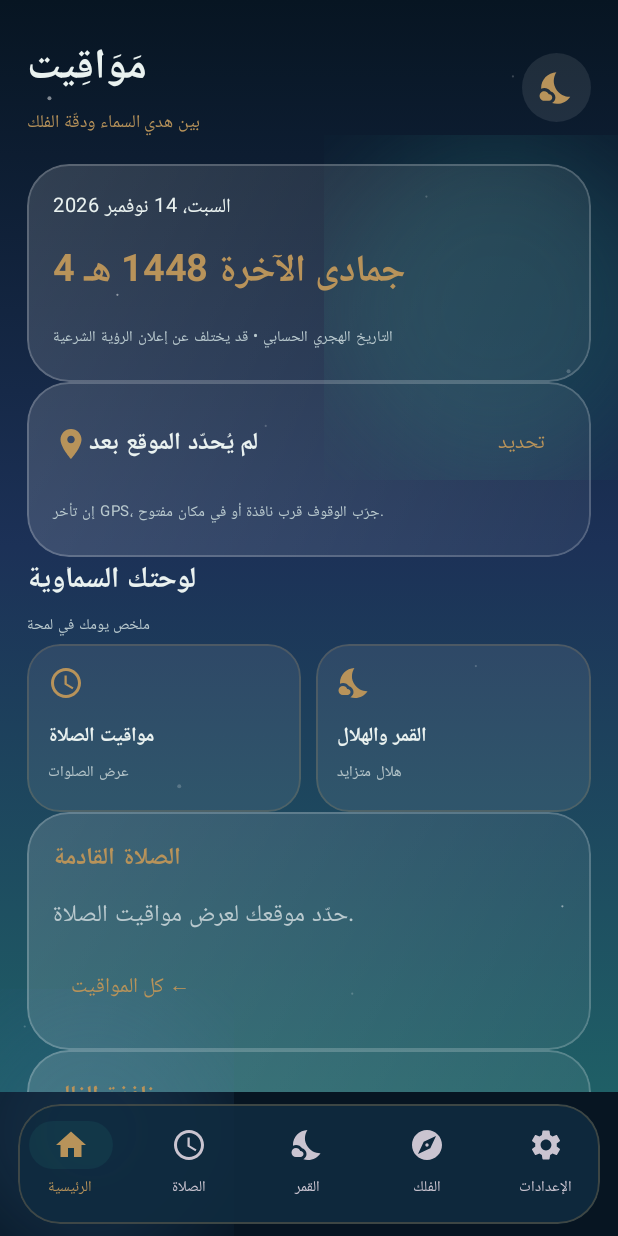
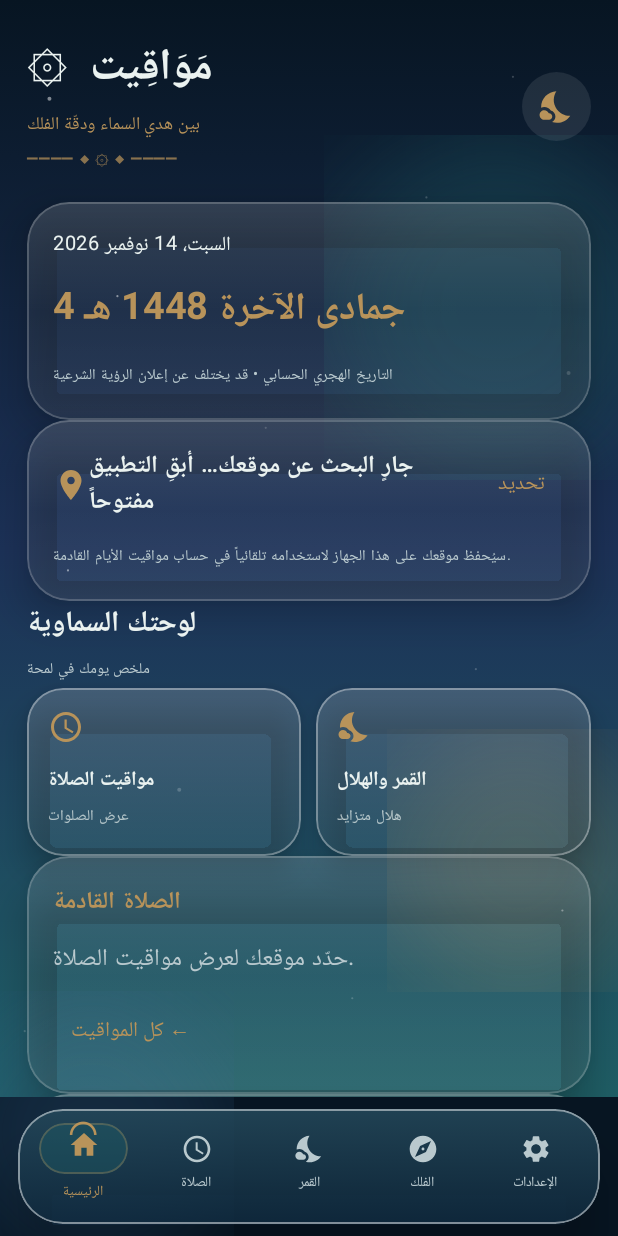
Before and after one commit to alwaldkbyr-wq/Kotlin-Android-Projects, an Android app built with Jetpack Compose: the screen it shows after launch (MainActivity), on a phone screen of 412 x 824 dp. Run offline under Robolectric (Android 15) with nearby library versions, the phone set to English and light mode, and no system bars.

Commit message:
Implement Liquid Glass styling and persistent first-run location

```diff
--- a/app/src/main/java/com/mawaqeet/app/MainActivity.kt
+++ b/app/src/main/java/com/mawaqeet/app/MainActivity.kt
@@ -7,6 +7,7 @@ import android.content.pm.PackageManager
 import android.location.Location
 import android.location.LocationListener
 import android.location.LocationManager
+import android.net.Uri
 import android.os.Bundle
 import android.os.Looper
 import android.provider.Settings
@@ -54,11 +55,13 @@ import androidx.compose.ui.Alignment
 import androidx.compose.ui.Modifier
 import androidx.compose.ui.draw.blur
 import androidx.compose.ui.draw.clip
+import androidx.compose.ui.draw.shadow
 import androidx.compose.ui.graphics.Brush
 import androidx.compose.ui.graphics.Color
 import androidx.compose.ui.graphics.vector.ImageVector
 import androidx.compose.ui.platform.LocalContext
 import androidx.compose.ui.text.font.FontWeight
+import androidx.compose.ui.text.font.FontFamily
 import androidx.compose.ui.text.style.TextAlign
 import androidx.compose.ui.unit.dp
 import androidx.compose.ui.unit.sp
@@ -97,19 +100,21 @@ private enum class AppTab(val label: String, val icon: ImageVector) {
 @Composable
 fun MawaqeetApp() {
     val context = LocalContext.current
-    var darkMode by remember { mutableStateOf(true) }
-    var motionEnabled by remember { mutableStateOf(true) }
+    val preferences = remember { context.getSharedPreferences("mawaqeet_preferences", Context.MODE_PRIVATE) }
+    var darkMode by remember { mutableStateOf(preferences.getBoolean("dark_mode", true)) }
+    var motionEnabled by remember { mutableStateOf(preferences.getBoolean("motion_enabled", true)) }
     var selectedTab by remember { mutableStateOf(AppTab.HOME) }
-    var latitude by remember { mutableStateOf<Double?>(null) }
-    var longitude by remember { mutableStateOf<Double?>(null) }
-    var locationMessage by remember { mutableStateOf("لم يُحدّد الموقع بعد") }
+    var latitude by remember { mutableStateOf(preferences.getString("latitude", null)?.toDoubleOrNull()) }
+    var longitude by remember { mutableStateOf(preferences.getString("longitude", null)?.toDoubleOrNull()) }
+    var locationMessage by remember { mutableStateOf(if (preferences.contains("latitude")) "تم حفظ موقعك على هذا الجهاز" else "سيُطلب إذن الموقع عند أول تشغيل فقط") }
     var locationListener by remember { mutableStateOf<LocationListener?>(null) }
     val manager = remember { context.getSystemService(Context.LOCATION_SERVICE) as LocationManager }
 
     fun acceptLocation(location: Location) {
         latitude = location.latitude
         longitude = location.longitude
-        locationMessage = "تم تحديد موقعك"
+        locationMessage = "تم حفظ موقعك على هذا الجهاز"
+        preferences.edit().putString("latitude", location.latitude.toString()).putString("longitude", location.longitude.toString()).putLong("location_saved_at", System.currentTimeMillis()).apply()
         locationListener?.let { manager.removeUpdates(it) }
         locationListener = null
     }
@@ -162,6 +167,17 @@ fun MawaqeetApp() {
         else locationMessage = "لم تمنح إذن الموقع. يمكنك تفعيله من إعدادات التطبيق."
     }
 
+    LaunchedEffect(Unit) {
+        if (latitude == null && !preferences.getBoolean("location_permission_prompted", false)) {
+            preferences.edit().putBoolean("location_permission_prompted", true).apply()
+            permission.launch(arrayOf(Manifest.permission.ACCESS_FINE_LOCATION, Manifest.permission.ACCESS_COARSE_LOCATION))
+        } else if (latitude == null &&
+            (ContextCompat.checkSelfPermission(context, Manifest.permission.ACCESS_FINE_LOCATION) == PackageManager.PERMISSION_GRANTED ||
+             ContextCompat.checkSelfPermission(context, Manifest.permission.ACCESS_COARSE_LOCATION) == PackageManager.PERMISSION_GRANTED)) {
+            locate()
+        }
+    }
+
     DisposableEffect(Unit) {
         onDispose { locationListener?.let { manager.removeUpdates(it) } }
     }
@@ -189,19 +205,37 @@ fun MawaqeetApp() {
         Scaffold(
             containerColor = background,
             bottomBar = {
-                NavigationBar(modifier = Modifier.padding(horizontal = 12.dp, vertical = 8.dp).clip(RoundedCornerShape(28.dp)).border(1.dp, Gold.copy(alpha = .28f), RoundedCornerShape(28.dp)), containerColor = if (darkMode) Color(0xDD102B40) else Color(0xEFFFFFFF), tonalElevation = 0.dp) {
+                Row(
+                    Modifier.fillMaxWidth().padding(horizontal = 12.dp, vertical = 8.dp)
+                        .shadow(if (motionEnabled) 18.dp else 0.dp, RoundedCornerShape(30.dp))
+                        .clip(RoundedCornerShape(30.dp))
+                        .background(Brush.verticalGradient(if (darkMode) listOf(Color(0xDD24485A), Color(0xCC102B40)) else listOf(Color(0xF7FFFFFF), Color(0xDDF5F0E6))))
+                        .border(1.dp, Color.White.copy(alpha = if (motionEnabled) .48f else .18f), RoundedCornerShape(30.dp))
+                        .padding(horizontal = 5.dp, vertical = 7.dp),
+                    horizontalArrangement = Arrangement.SpaceEvenly,
+                    verticalAlignment = Alignment.CenterVertically
+                ) {
                     AppTab.values().forEach { tab ->
-                        NavigationBarItem(
-                            selected = selectedTab == tab,
-                            onClick = { selectedTab = tab },
-                            icon = { Icon(tab.icon, contentDescription = tab.label) },
-                            label = { Text(tab.label, fontSize = 10.sp) },
-                            colors = NavigationBarItemDefaults.colors(
-                                selectedIconColor = accent,
-                                selectedTextColor = accent,
-                                indicatorColor = if (darkMode) Emerald.copy(alpha = .22f) else Emerald.copy(alpha = .12f)
-                            )
-                        )
+                        val selected = selectedTab == tab
+                        val pill by animateFloatAsState(if (selected) 1f else 0f, animationSpec = if (motionEnabled) spring(dampingRatio = .6f, stiffness = 320f) else tween(160), label = "nav-pill")
+                        val iconLift by animateFloatAsState(if (selected) -3f else 0f, animationSpec = if (motionEnabled) spring(dampingRatio = .5f, stiffness = 400f) else tween(160), label = "nav-icon")
+                        Column(
+                            Modifier.weight(1f).clip(RoundedCornerShape(22.dp)).clickable { selectedTab = tab }.padding(horizontal = 2.dp, vertical = 2.dp),
+                            horizontalAlignment = Alignment.CenterHorizontally,
+                            verticalArrangement = Arrangement.Center
+                        ) {
+                            Box(contentAlignment = Alignment.Center) {
+                                if (selected) {
+                                    Box(Modifier.fillMaxWidth(.82f).height(34.dp).graphicsLayer { scaleX = .92f + pill * .08f; scaleY = .88f + pill * .12f }
+                                        .clip(RoundedCornerShape(20.dp)).background(Emerald.copy(alpha = if (darkMode) .38f else .14f))
+                                        .border(1.dp, Gold.copy(alpha = .32f), RoundedCornerShape(20.dp)))
+                                    Text("⌒", color = accent, fontSize = 24.sp, modifier = Modifier.align(Alignment.TopCenter).offset(y = (-15).dp))
+                                }
+                                Icon(tab.icon, contentDescription = tab.label, tint = if (selected) accent else muted,
+                                    modifier = Modifier.offset(y = iconLift.dp).size(21.dp))
+                            }
+                            Text(tab.label, color = if (selected) accent else muted, fontSize = 9.sp, maxLines = 1)
+                        }
                     }
                 }
             }
@@ -212,8 +246,8 @@ fun MawaqeetApp() {
                     targetState = selectedTab,
                     transitionSpec = {
                         if (!motionEnabled) androidx.compose.animation.fadeIn(tween(160)) togetherWith androidx.compose.animation.fadeOut(tween(160))
-                        else (slideInHorizontally(initialOffsetX = { full -> full / 5 }, animationSpec = spring(dampingRatio = .82f, stiffness = 420f)) + scaleIn(initialScale = .92f, animationSpec = tween(380))) togetherWith
-                            (slideOutHorizontally(targetOffsetX = { full -> -full / 8 }, animationSpec = tween(280)) + scaleOut(targetScale = .97f, animationSpec = tween(280)))
+                        else (slideInHorizontally(initialOffsetX = { full -> full / 3 }, animationSpec = spring(dampingRatio = .8f, stiffness = 180f)) + scaleIn(initialScale = .92f, animationSpec = tween(380, delayMillis = 60))) togetherWith
+                            (slideOutHorizontally(targetOffsetX = { full -> -full / 5 }, animationSpec = tween(380)) + scaleOut(targetScale = .94f, animationSpec = tween(380)) + androidx.compose.animation.fadeOut(tween(260)))
                     },
                     label = "page-transition"
                 ) { tab ->
@@ -225,8 +259,9 @@ fun MawaqeetApp() {
                         item {
                             Row(verticalAlignment = Alignment.CenterVertically) {
                                 Column(Modifier.weight(1f)) {
-                                    Text("مَوَاقِيت", color = foreground, fontSize = 28.sp, fontWeight = FontWeight.Bold)
+                                    Text("۞  مَوَاقِيت", color = foreground, fontSize = 29.sp, fontWeight = FontWeight.Bold, fontFamily = FontFamily.Serif)
                                     Text("بين هدي السماء ودقّة الفلك", color = accent, fontSize = 12.sp)
+                                    Text("━━━━ ◆ ۞ ◆ ━━━━", color = accent.copy(alpha = .72f), fontSize = 10.sp)
                                 }
                                 Box(Modifier.size(46.dp).clip(CircleShape).background(if (darkMode) Color.White.copy(.09f) else Emerald.copy(.09f)),
                                     contentAlignment = Alignment.Center) {
@@ -268,15 +303,22 @@ private fun AmbientBackdrop(dark: Boolean) {
         label = "drift"
     )
     val pulse by transition.animateFloat(
-        initialValue = .22f, targetValue = .48f,
-        animationSpec = infiniteRepeatable(tween(6200), RepeatMode.Reverse),
+        initialValue = .18f, targetValue = .42f,
+        animationSpec = infiniteRepeatable(tween(7200), RepeatMode.Reverse),
         label = "pulse"
+    )
+    val water by transition.animateFloat(
+        initialValue = -22f, targetValue = 22f,
+        animationSpec = infiniteRepeatable(tween(11000, easing = FastOutSlowInEasing), RepeatMode.Reverse),
+        label = "water-drift"
     )
     Box(Modifier.fillMaxSize().background(if (dark) Brush.verticalGradient(listOf(Night, Navy, Color(0xFF1F5F66))) else Brush.verticalGradient(listOf(LightBg, Color(0xFFE7F0EB), Color(0xFFFFFCF5))))) {
         Box(Modifier.offset(x = drift.dp, y = 90.dp).size(230.dp).align(Alignment.TopEnd).blur(62.dp)
             .background((if (dark) Emerald else Color(0xFF72B6A0)).copy(alpha = pulse), CircleShape))
         Box(Modifier.offset(x = (-drift).dp, y = 390.dp).size(190.dp).align(Alignment.CenterStart).blur(58.dp)
             .background((if (dark) Color(0xFF315F8A) else Color(0xFFB8C9D9)).copy(alpha = pulse * .7f), CircleShape))
+        Box(Modifier.offset(x = water.dp, y = (-70).dp).size(175.dp).align(Alignment.BottomEnd).blur(64.dp)
+            .background((if (dark) Color(0xFFB8935A) else Color(0xFF1F5F66)).copy(alpha = pulse * .55f), CircleShape))
         if (dark) StarField()
     }
 }
@@ -293,7 +335,7 @@ private fun HomePage(
         Text(hijri, color = accent, fontSize = 25.sp, fontWeight = FontWeight.Bold)
         Text("التاريخ الهجري الحسابي • قد يختلف عن إعلان الرؤية الشرعية", color = muted, fontSize = 10.sp)
     }
-    GlassPanel(dark) {
+    if (lat == null || lon == null) GlassPanel(dark) {
         Row(verticalAlignment = Alignment.CenterVertically) {
             Icon(Icons.Default.LocationOn, contentDescription = null, tint = accent)
             Column(Modifier.weight(1f)) {
@@ -302,7 +344,7 @@ private fun HomePage(
             }
             TextButton(onClick = onLocate) { Text("تحديد", color = accent) }
         }
-        Text("إن تأخر GPS، جرّب الوقوف قرب نافذة أو في مكان مفتوح.", color = muted, fontSize = 10.sp)
+        Text("سيُحفظ موقعك على هذا الجهاز لاستخدامه تلقائياً في حساب مواقيت الأيام القادمة.", color = muted, fontSize = 10.sp)
         if (location.contains("متوقفة") || location.contains("فعّلها")) TextButton(onClick = onLocationSettings) { Text("فتح إعدادات الموقع", color = accent) }
     }
     SectionTitle("لوحتك السماوية", "ملخص يومك في لمحة", fg, muted)
@@ -460,9 +502,10 @@ private fun Metric(label: String, value: String, accent: Color, fg: Color, muted
 @Composable
 private fun QuickTile(title: String, subtitle: String, icon: ImageVector, accent: Color, fg: Color,
     modifier: Modifier, onClick: () -> Unit, dark: Boolean) {
-    val pressed by animateFloatAsState(1f, label = "tile")
-    Column(modifier.clip(RoundedCornerShape(22.dp)).background(if (dark) Color.White.copy(.08f) else Color.White.copy(.8f))
-        .border(1.dp, accent.copy(alpha = .22f), RoundedCornerShape(22.dp)).clickable { onClick() }.padding(14.dp)) {
+    Column(modifier.shadow(12.dp, RoundedCornerShape(24.dp), clip = false).clip(RoundedCornerShape(24.dp))
+        .background(Brush.verticalGradient(if (dark) listOf(Color.White.copy(.17f), Color.White.copy(.055f)) else listOf(Color.White.copy(.92f), Color.White.copy(.62f))))
+        .border(1.dp, Color.White.copy(alpha = .35f), RoundedCornerShape(24.dp))
+        .clickable { onClick() }.padding(14.dp)) {
         Icon(icon, contentDescription = null, tint = accent, modifier = Modifier.size(24.dp))
         Spacer(Modifier.height(12.dp))
         Text(title, color = fg, fontWeight = FontWeight.Bold, fontSize = 13.sp)
@@ -477,8 +520,8 @@ private fun GlassPanel(dark: Boolean = true, content: @Composable ColumnScope.()
         delay(35)
         entered = true
     }
-    val fall by animateFloatAsState(targetValue = if (entered) 0f else -24f, animationSpec = spring(dampingRatio = .62f, stiffness = 260f), label = "glass-card-fall")
-    val reveal by animateFloatAsState(targetValue = if (entered) 1f else .92f, animationSpec = spring(dampingRatio = .78f, stiffness = 300f), label = "glass-card-scale")
+    val fall by animateFloatAsState(targetValue = if (entered) 0f else -34f, animationSpec = spring(dampingRatio = .68f, stiffness = 170f), label = "glass-card-fall")
+    val reveal by animateFloatAsState(targetValue = if (entered) 1f else .94f, animationSpec = spring(dampingRatio = .68f, stiffness = 170f), label = "glass-card-scale")
     val fill = if (dark) listOf(Color.White.copy(alpha = .15f), Color.White.copy(alpha = .055f))
         else listOf(Color.White.copy(alpha = .86f), Color(0xFFF7F1E5).copy(alpha = .72f))
     val line = if (dark) Color.White.copy(alpha = .2f) else Color.White.copy(alpha = .9f)
@@ -488,8 +531,9 @@ private fun GlassPanel(dark: Boolean = true, content: @Composable ColumnScope.()
             scaleX = reveal
             scaleY = reveal
             alpha = if (entered) 1f else .55f
-        }.clip(RoundedCornerShape(28.dp))
-            .background(Brush.linearGradient(fill))
+        }.shadow(16.dp, RoundedCornerShape(28.dp), clip = false)
+            .clip(RoundedCornerShape(28.dp))
+            .background(Brush.verticalGradient(listOf(fill.first(), fill.last(), fill.first().copy(alpha = .08f))))
             .border(1.dp, line, RoundedCornerShape(28.dp))
             .padding(17.dp),
         verticalArrangement = Arrangement.spacedBy(10.dp),
```
